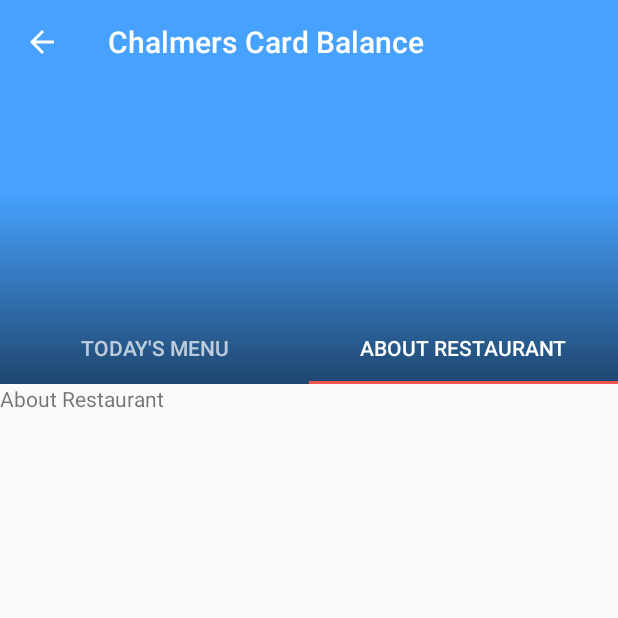
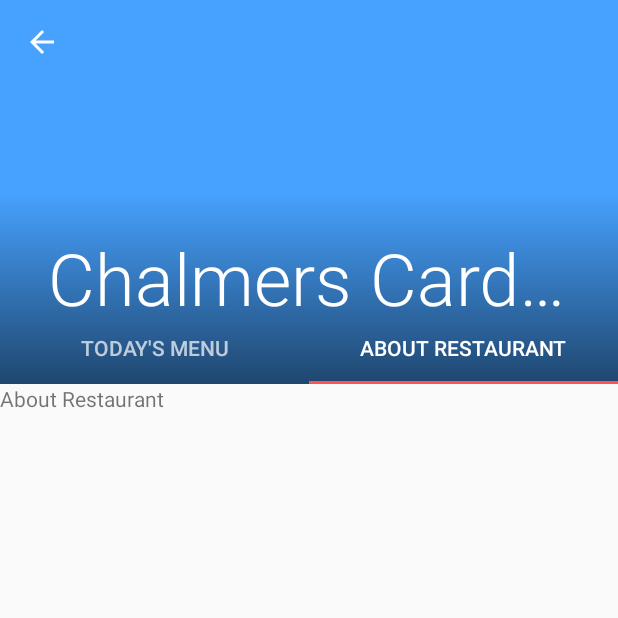
Before and after one commit to hsson/card-balance-app, an Android app: the RestaurantPageActivity screen opened directly, with no data from a screen before it, tab 2 chosen, on a phone screen of 412 x 824 dp, the top half of it. Run offline under Robolectric (Android 15) with nearby library versions, the phone set to English and light mode, and no system bars; libraries missing offline, so code that uses them is left out: com.nostra13.universalimageloader; 7 statements that could not run were skipped.

Commit message:
Animates title on restaurant page

```diff
--- a/app/src/main/java/se/creotec/chscardbalance2/controller/RestaurantPageActivity.kt
+++ b/app/src/main/java/se/creotec/chscardbalance2/controller/RestaurantPageActivity.kt
@@ -4,6 +4,7 @@ import android.content.ClipData
 import android.content.ClipboardManager
 import android.content.Context
 import android.os.Bundle
+import android.support.design.widget.CollapsingToolbarLayout
 import android.support.design.widget.Snackbar
 import android.support.design.widget.TabLayout
 import android.support.v4.view.ViewPager
@@ -27,6 +28,7 @@ class RestaurantPageActivity : AppCompatActivity(), FoodDishFragment.OnListFragm
     private var viewPager: ViewPager? = null
     private var tabLayout: TabLayout? = null
     private var parentView: View? = null
+    private var collapsingToolbar: CollapsingToolbarLayout? = null
 
     private var restaurantImageHeader: ImageView? = null
     private var restaurant: Restaurant = Restaurant("")
@@ -50,7 +52,8 @@ class RestaurantPageActivity : AppCompatActivity(), FoodDishFragment.OnListFragm
         setupToolbar()
         setupViewPager(restaurant)
 
-        supportActionBar?.title = restaurant.name
+        //supportActionBar?.title = restaurant.name
+        collapsingToolbar?.title = restaurant.name
         restaurantImageHeader?.let {
             ImageLoader.getInstance().displayImage(restaurant.imageUrl, it)
         }
@@ -90,6 +93,7 @@ class RestaurantPageActivity : AppCompatActivity(), FoodDishFragment.OnListFragm
         setSupportActionBar(toolbar)
         supportActionBar?.setDisplayHomeAsUpEnabled(true)
         supportActionBar?.setDisplayShowHomeEnabled(true)
+        collapsingToolbar = findViewById(R.id.toolbar_collapsing_layout) as CollapsingToolbarLayout
     }
 
     private fun setupViewPager(restaurant: Restaurant) {
--- a/app/src/main/res/layout/activity_restaurant_page.xml
+++ b/app/src/main/res/layout/activity_restaurant_page.xml
@@ -20,8 +20,9 @@
             android:layout_height="256dp"
             android:fitsSystemWindows="true"
             app:contentScrim="@color/color_primary"
-            app:layout_scrollFlags="scroll|exitUntilCollapsed|snap"
-            app:titleEnabled="false">
+            app:expandedTitleMarginBottom="52dp"
+            app:expandedTitleTextAppearance="@style/AppTheme.Restaurant.Title"
+            app:layout_scrollFlags="scroll|exitUntilCollapsed|snap" >
             <ImageView
                 android:id="@+id/toolbar_image"
                 android:layout_width="match_parent"
--- a/app/src/main/res/values/styles.xml
+++ b/app/src/main/res/values/styles.xml
@@ -15,4 +15,9 @@
         <item name="android:windowBackground">@drawable/splash_background</item>
     </style>
 
+    <style name="AppTheme.Restaurant.Title" parent="AppTheme">
+        <item name="android:fontFamily">sans-serif-light</item>
+        <item name="android:textSize">48sp</item>
+    </style>
+
 </resources>
```
